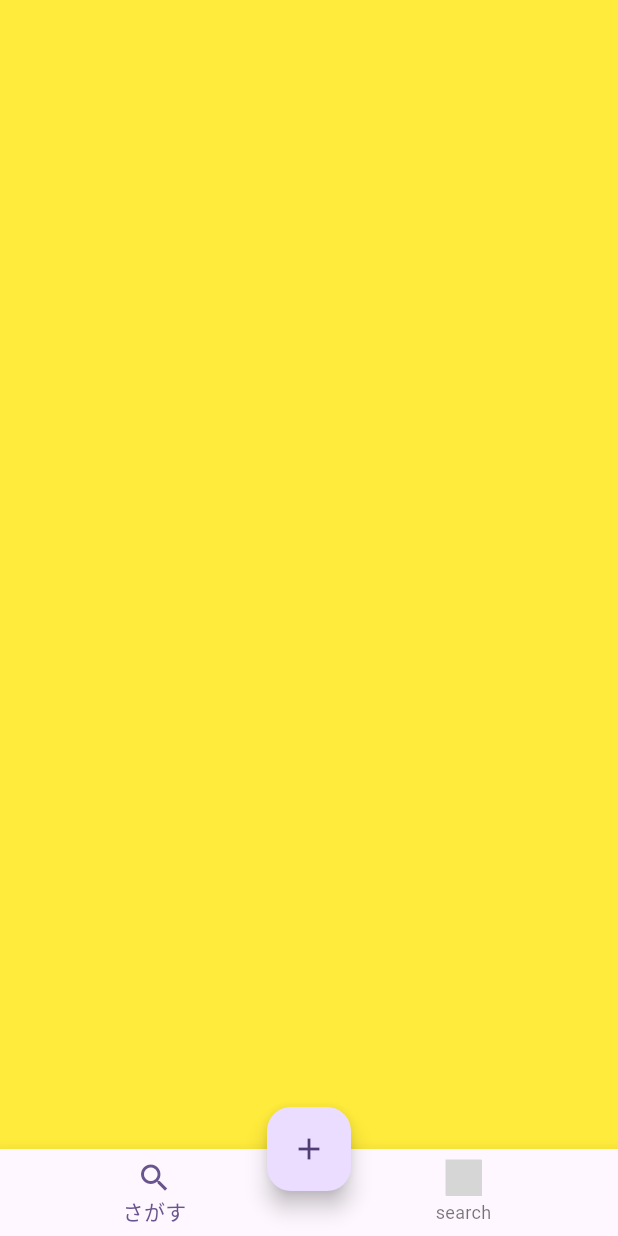
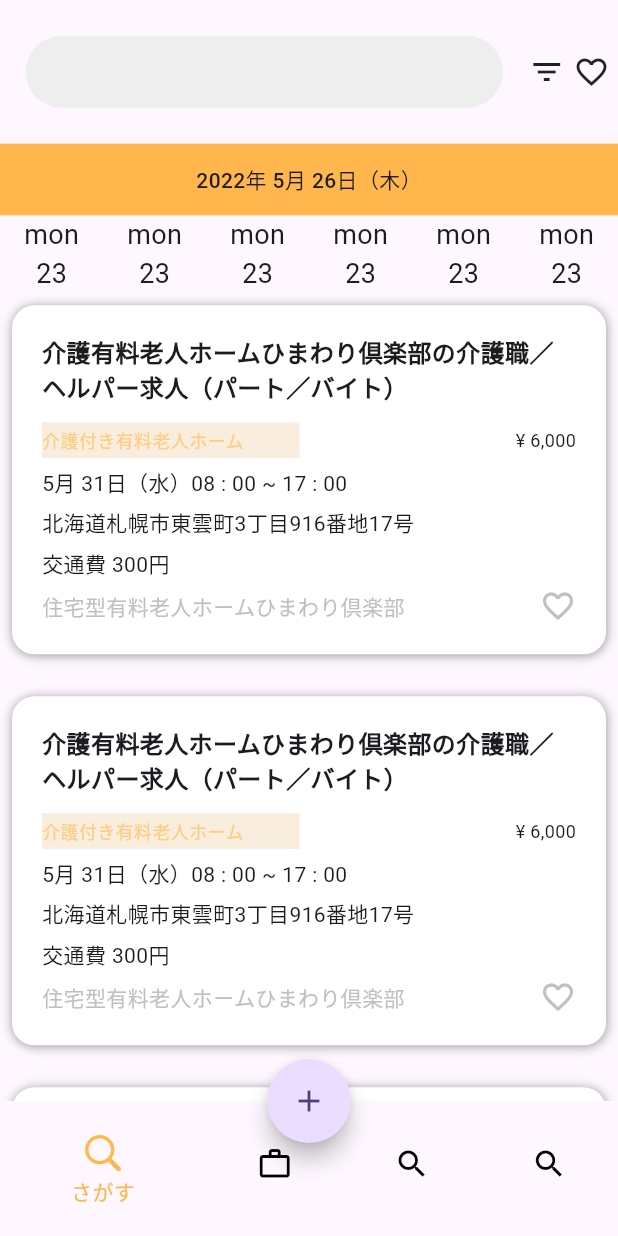
Before and after one commit to Dhrisy/machine_test_project, a Flutter app: the screen it shows after launch, on a phone screen of 412 x 824 dp. Run offline on Flutter 3.47's test engine with Material 3 defaults, Android fonts, the phone set to English and light mode, and no system bars; our stand-ins replace flutter_screenutil, flutter_svg, get; grey boxes are pictures that could not be loaded.

Commit message:
search page done

```diff
--- a/lib/main.dart
+++ b/lib/main.dart
@@ -1,4 +1,5 @@
 import 'package:flutter/material.dart';
+import 'package:flutter_screenutil/flutter_screenutil.dart';
 import 'package:get/get.dart';
 import 'package:machine_test_project/pages/error_page.dart';
 import 'package:machine_test_project/pages/main_page/screen_main_page.dart';
@@ -14,7 +15,8 @@
   // This widget is the root of your application.
   @override
   Widget build(BuildContext context) {
-    return GetMaterialApp(
+    return ScreenUtilInit(
+      child: GetMaterialApp(
         initialRoute: AppPageRoute.navBar,
       getPages: AppPageRoute.routes,
       onUnknownRoute: (settings) {
@@ -28,6 +30,7 @@
           useMaterial3: true,
         ),
         home:  ScreenMainPage(),
+      ),
     );
   }
 }
--- a/lib/pages/main_page/screen_main_page.dart
+++ b/lib/pages/main_page/screen_main_page.dart
@@ -1,9 +1,12 @@
 import 'package:flutter/material.dart';
+import 'package:flutter_screenutil/flutter_screenutil.dart';
 import 'package:get/get.dart';
 import 'package:machine_test_project/controller/navbar_controller.dart';
 import 'package:machine_test_project/pages/chat_screen/chat_screen.dart';
 import 'package:machine_test_project/pages/main_page/widgets/bottom_navigation_bar_widget.dart';
 import 'package:machine_test_project/pages/profile/screen_profile.dart';
+import 'package:machine_test_project/pages/screen_job/screen_job.dart';
+import 'package:machine_test_project/pages/screen_search/screen_search.dart';
 import 'package:machine_test_project/pages/screen_stamp/screen_stamp.dart';
 import 'package:machine_test_project/routes/route.dart';
 
@@ -20,21 +23,31 @@ class ScreenMainPage extends StatelessWidget {
         return  Scaffold(
           body: IndexedStack(
           index: controller.current_index,
-            children: [
-              const ChatScreen(),
-              const ScreenProfile(),
-              controller.current_index == 2? const ScreenStamp() : const SizedBox.shrink()
+            children: const[
+              ScreenSearch(),
+              ScreenJob(),
+               ChatScreen(),
+               ScreenProfile(),
+
+              // controller.current_index == 2? const ScreenStamp() : const SizedBox.shrink()
             ],
           ),
-          floatingActionButton: FloatingActionButton(onPressed: (){
+          floatingActionButton: FloatingActionButton(
+            onPressed: (){
             print(AppPageRoute.stampScreen);
             Get.toNamed(AppPageRoute.stampScreen);
 
-          }, child: Icon(Icons.add),
+          },
+          child: Icon(Icons.add),
+          shape: const CircleBorder(eccentricity: 1),
+
           ),
           floatingActionButtonLocation: FloatingActionButtonLocation.centerDocked,
 
-          bottomNavigationBar:  BottomNavigationBarWidget(controller: controller,)
+          bottomNavigationBar:
+           Container(
+            height: 90,
+            child: BottomNavigationBarWidget(controller: controller,))
 
 
         );
--- a/lib/pages/main_page/widgets/bottom_navigation_bar_widget.dart
+++ b/lib/pages/main_page/widgets/bottom_navigation_bar_widget.dart
@@ -1,3 +1,4 @@
+import 'package:flutter/cupertino.dart';
 import 'package:flutter/material.dart';
 import 'package:flutter_svg/flutter_svg.dart';
 import 'package:machine_test_project/controller/navbar_controller.dart';
@@ -13,19 +14,19 @@ class BottomNavigationBarWidget extends StatelessWidget {
   @override
   Widget build(BuildContext context) {
     return BottomNavigationBar(
-
+      selectedItemColor: Colors.orange[300],
+      unselectedItemColor: Colors.black,
         currentIndex: controller.current_index,
         onTap: controller.changeIndex,
 
-        items:  [
-          const BottomNavigationBarItem(icon: Icon(Icons.search), label: 'さがす'),
-          BottomNavigationBarItem(icon: SvgPicture.asset(
-            'assets/images/Vector.svg',
-            width: 24,
-            height: 24,
-
-          ), label: 'search'),
-          //  BottomNavigationBarItem(icon: Icon(Icons.search), label: 'search')
-        ]);
+        items: const [
+           BottomNavigationBarItem(
+            icon: Icon(CupertinoIcons.search,
+            size: 30,), label: 'さがす'),
+          BottomNavigationBarItem(icon: Icon(Icons.work_outline_outlined), label: 'search'),
+           BottomNavigationBarItem(icon: Icon(Icons.search), label: 'search'),
+           BottomNavigationBarItem(icon: Icon(Icons.search), label: 'search'),
+        ],
+        elevation: 0,);
   }
 }
--- a/lib/pages/profile/screen_profile.dart
+++ b/lib/pages/profile/screen_profile.dart
@@ -6,12 +6,23 @@ const ScreenProfile({ Key? key }) : super(key: key);
 
   @override
   Widget build(BuildContext context){
-    return Container(
-      height: 100,
-      width: 300,
-      margin: EdgeInsets.only(top: 50),
-      color: Colors.white,
-      child: Image.network("https://img.freepik.com/free-photo/cute-domestic-kitten-sits-window-staring-outside-generative-ai_188544-12519.jpg")
+    return Column(
+      children: [
+        Container(
+          height: 100,
+          width: 300,
+          margin: EdgeInsets.only(top: 50),
+          color: Colors.red,
+
+        ),
+         Container(
+          height: 100,
+          width: 300,
+          margin: EdgeInsets.only(top: 50),
+          color: Colors.green,
+
+        ),
+      ],
     );
   }
 }
--- /dev/null
+++ b/lib/pages/screen_job/screen_job.dart
@@ -0,0 +1,10 @@
+import 'package:flutter/material.dart';
+
+class ScreenJob extends StatelessWidget {
+const ScreenJob({ Key? key }) : super(key: key);
+
+  @override
+  Widget build(BuildContext context){
+    return Container();
+  }
+}
--- /dev/null
+++ b/lib/pages/screen_search/screen_search.dart
@@ -0,0 +1,63 @@
+import 'package:flutter/cupertino.dart';
+import 'package:flutter/material.dart';
+import 'package:flutter/widgets.dart';
+import 'package:flutter_screenutil/flutter_screenutil.dart';
+import 'package:machine_test_project/pages/screen_search/widgets/day_date_widget.dart';
+import 'package:machine_test_project/pages/screen_search/widgets/search_job_card.dart';
+import 'package:machine_test_project/pages/screen_search/widgets/search_section.dart';
+
+class ScreenSearch extends StatelessWidget {
+  const ScreenSearch({Key? key}) : super(key: key);
+
+  @override
+  Widget build(BuildContext context) {
+    return  SafeArea(
+      child: Scaffold(
+        body: SingleChildScrollView(
+          child: Column(
+            children: [
+               SizedBox(height: 20.h,),
+             const  SearchSection(),
+             SizedBox(height: 20.h,),
+               _dateWidget(context),
+               const DayDateWidget(),
+               Container(
+                height: MediaQuery.of(context).size.height * 1,
+                color: Colors.transparent,
+                child: ListView.separated(itemBuilder: ((context, index) {
+                          return SearchJobCard();
+                        }),
+                        separatorBuilder: ((context, index) {
+                          return SizedBox(height: 10.h,);
+                        }),
+                        itemCount: 10),
+               )
+
+
+
+
+            ],
+          ),
+        ),
+      ),
+    );
+  }
+
+  _dateWidget(BuildContext context){
+    return Container(
+      width: double.infinity,
+      height: 40.h,
+      color: Colors.orange[300],
+      child: const Row(
+        mainAxisAlignment: MainAxisAlignment.center,
+        children: [
+          Text('2022年 5月 26日（木）',
+          style: TextStyle(fontWeight: FontWeight.w500),)
+        ],
+      ),
+    );
+
+  }
+
+
+}
--- /dev/null
+++ b/lib/pages/screen_search/widgets/day_date_widget.dart
@@ -0,0 +1,35 @@
+import 'package:flutter/material.dart';
+
+class DayDateWidget extends StatelessWidget {
+const DayDateWidget({ Key? key }) : super(key: key);
+
+  @override
+  Widget build(BuildContext context){
+    return Row(
+      mainAxisAlignment: MainAxisAlignment.spaceAround,
+      children: [
+
+        _buildDate(context, day: 'mon', date: '23'),
+
+        _buildDate(context, day: 'mon', date: '23'),
+        _buildDate(context, day: 'mon', date: '23'),
+        _buildDate(context, day: 'mon', date: '23'),
+        _buildDate(context, day: 'mon', date: '23'),
+        _buildDate(context, day: 'mon', date: '23'),
+
+      ],
+    );
+  }
+
+
+  _buildDate(BuildContext context, {required String day, required String date}){
+    return  Column(
+      children: [
+        Text(day,
+        style: TextStyle(fontSize: 18),),
+        Text(date,
+        style: TextStyle(fontSize: 18),)
+      ],
+    );
+  }
+}
--- /dev/null
+++ b/lib/pages/screen_search/widgets/search_job_card.dart
@@ -0,0 +1,93 @@
+import 'package:flutter/cupertino.dart';
+import 'package:flutter/material.dart';
+import 'package:flutter/widgets.dart';
+import 'package:flutter_screenutil/flutter_screenutil.dart';
+
+class SearchJobCard extends StatelessWidget {
+const SearchJobCard({ Key? key }) : super(key: key);
+
+  @override
+  Widget build(BuildContext context){
+    return Padding(
+      padding: const EdgeInsets.all(8.0),
+      child: Container(
+        // height: 400.h,
+        width: double.infinity,
+        decoration: BoxDecoration(
+          color: Colors.white,
+          borderRadius: BorderRadius.circular(15),
+          boxShadow: const[
+            BoxShadow(
+              color: Colors.grey,
+              blurRadius: 5,
+              offset: Offset(0.5, 0.5),
+
+            )
+          ]
+
+        ),
+        child: Padding(
+          padding:  EdgeInsets.all(20),
+          child:  Column(
+            mainAxisAlignment: MainAxisAlignment.start,
+            crossAxisAlignment: CrossAxisAlignment.start,
+           children: [
+           Text('介護有料老人ホームひまわり倶楽部の介護職／ヘルパー求人（パート／バイト）',
+          style: TextStyle(
+            fontSize: 14.sp,
+            fontWeight: FontWeight.bold
+          ),),
+           SizedBox(height: 10.h),
+           Row(
+
+            mainAxisAlignment: MainAxisAlignment.spaceBetween,
+            mainAxisSize: MainAxisSize.max,
+            children: [
+               Container(
+                width: 150.w,
+                height: 20.h,
+                color: Color.fromARGB(255, 249, 237, 222),
+                 child: Row(
+                  crossAxisAlignment: CrossAxisAlignment.center,
+                   children: [
+                     Expanded(
+                       child: Text('介護付き有料老人ホーム',
+                       style: TextStyle(
+                        fontSize: 12,
+                        color: Colors.orange[200]),),
+                     ),
+                   ],
+                 ),
+               ),
+                 const Text('¥ 6,000',
+                              style: TextStyle(
+                               fontSize: 12,
+                              ),),
+
+            ],
+           ),
+           SizedBox(height: 5.h),
+           const Text('5月 31日（水）08 : 00 ~ 17 : 00'),
+           SizedBox(height: 5.h),
+           const Text('北海道札幌市東雲町3丁目916番地17号'),
+           SizedBox(height: 5.h),
+           const Text('交通費 300円'),
+           SizedBox(height: 5.h),
+           const Row(
+            mainAxisAlignment: MainAxisAlignment.spaceBetween,
+             children: [
+                Text('住宅型有料老人ホームひまわり倶楽部',
+               style: TextStyle(color: Color.fromARGB(255, 194, 191, 191)),),
+               Icon(Icons.favorite_border_outlined,
+               color: Color.fromARGB(255, 194, 191, 191),)
+             ],
+           )
+           ],
+          ),
+        ),
+        ),
+    );
+
+
+  }
+}
--- /dev/null
+++ b/lib/pages/screen_search/widgets/search_section.dart
@@ -0,0 +1,54 @@
+import 'package:flutter/cupertino.dart';
+import 'package:flutter/material.dart';
+import 'package:flutter_screenutil/flutter_screenutil.dart';
+
+class SearchSection extends StatefulWidget {
+  const SearchSection({Key? key}) : super(key: key);
+
+  @override
+  _SearchSectionState createState() => _SearchSectionState();
+}
+
+class _SearchSectionState extends State<SearchSection> {
+
+  TextEditingController _textEditingController =TextEditingController();
+  @override
+  Widget build(BuildContext context) {
+    return Row(
+      mainAxisAlignment: MainAxisAlignment.spaceBetween,
+      children: [
+        SizedBox(width: 15.w,),
+        Expanded(
+          child: Container(
+            decoration: BoxDecoration(
+              color: Colors.grey[200],
+               borderRadius: BorderRadius.circular(35),
+            ),
+            child: TextFormField(
+              controller: _textEditingController,
+              decoration: InputDecoration(
+                fillColor: Colors.grey[200],
+                border: InputBorder.none,
+                focusedBorder: OutlineInputBorder(
+
+                  borderRadius: BorderRadius.circular(10.0),
+                ),
+              ),
+              // Your TextFormField properties go here
+            ),
+          ),
+        ),
+         SizedBox(width: 15.w,),
+        Row(
+          children: [
+             const Icon(Icons.filter_list_outlined),
+          // const Icon(Icons.filter_tilt_shift_outlined),
+          SizedBox(width: 5.w,),
+         const Icon(Icons.favorite_border_outlined),
+         SizedBox(width: 5.w,),
+          ],
+        )
+      ],
+    );
+  }
+}
--- a/lib/routes/route.dart
+++ b/lib/routes/route.dart
@@ -2,6 +2,8 @@ import 'package:get/get.dart';
 import 'package:machine_test_project/pages/chat_screen/chat_screen.dart';
 import 'package:machine_test_project/pages/main_page/screen_main_page.dart';
 import 'package:machine_test_project/pages/profile/screen_profile.dart';
+import 'package:machine_test_project/pages/screen_job/screen_job.dart';
+import 'package:machine_test_project/pages/screen_search/screen_search.dart';
 import 'package:machine_test_project/pages/screen_stamp/screen_stamp.dart';
 
 class AppPageRoute {
@@ -11,6 +13,8 @@ class AppPageRoute {
     GetPage(name: chatScreen, page: () => const ChatScreen(),),
     GetPage(name: stampScreen, page: () => const ScreenStamp()),
     GetPage(name: profileScreen, page: () => const ScreenProfile(),),
+    GetPage(name: searchScreen, page: () => const ScreenSearch(),),
+    GetPage(name: jobScreen, page: () => const ScreenJob(),),
 
 
   ];
@@ -20,8 +24,12 @@ String getNavBar() => navBar;
 String getChat() => chatScreen;
 String getStamp() => stampScreen;
 String getProfile() => profileScreen;
+String getSearch() => searchScreen;
+String getJob() => jobScreen;
 
   static String navBar = "/";
+  static String searchScreen = "/search+screen";
+  static String jobScreen = "/job_screen";
   static String chatScreen = "/chat_screen";
   static String stampScreen = "/stamp_screen";
   static String profileScreen = "/profile_screen";
--- a/pubspec.yaml
+++ b/pubspec.yaml
@@ -64,8 +64,8 @@ flutter:
   # To add assets to your application, add an assets section, like this:
 assets:
   - assets/images/
-  - assets/images/Vector.svg
-  - assets/images/Vector.png
+
+  # - assets/images/Vector.png
   #   - images/a_dot_ham.jpeg
 
   # An image asset can refer to one or more resolution-specific "variants", see
```
Also changed, not shown: assets/images/Vector.png (deleted), assets/images/Vector.svg (deleted), 1 other file. Lines whose indentation alone changed are shown as unchanged.
